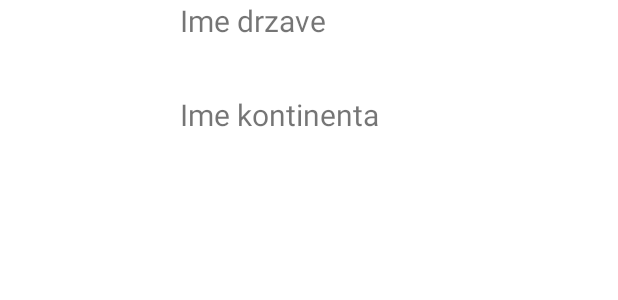
After one commit to Dominik277/RecyclerViewApp, an Android app: the layout jedan_redak.xml on its own in the app's theme, with its tools: preview values and no code run, on a phone screen of 412 x 824 dp. The commit adds this screen. Shown: the top 300 px of the screen. Run offline under Robolectric (Android 15) with nearby library versions, the phone set to English and light mode, and no system bars.

Commit message:
Dodan RecyclerView u activity_main.xml i napravljen custom izgled jednog itema u RecyclerView-u.

```diff
--- a/app/src/main/res/layout/activity_main.xml
+++ b/app/src/main/res/layout/activity_main.xml
@@ -6,13 +6,13 @@
     android:layout_height="match_parent"
     tools:context=".MainActivity">
 
-    <TextView
-        android:layout_width="wrap_content"
-        android:layout_height="wrap_content"
-        android:text="Hello World!"
+    <androidx.recyclerview.widget.RecyclerView
+        android:id="@+id/recycleView"
+        android:layout_width="0dp"
+        android:layout_height="0dp"
         app:layout_constraintBottom_toBottomOf="parent"
-        app:layout_constraintLeft_toLeftOf="parent"
-        app:layout_constraintRight_toRightOf="parent"
+        app:layout_constraintEnd_toEndOf="parent"
+        app:layout_constraintStart_toStartOf="parent"
         app:layout_constraintTop_toTopOf="parent" />
 
 </androidx.constraintlayout.widget.ConstraintLayout>
--- /dev/null
+++ b/app/src/main/res/layout/jedan_redak.xml
@@ -0,0 +1,34 @@
+<?xml version="1.0" encoding="utf-8"?>
+<LinearLayout
+    xmlns:android="http://schemas.android.com/apk/res/android"
+    android:layout_width="match_parent"
+    android:layout_height="match_parent">
+
+
+    <ImageView
+        android:id="@+id/slika"
+        android:layout_width="120dp"
+        android:layout_height="120dp"/>
+
+    <LinearLayout
+        android:layout_width="wrap_content"
+        android:layout_height="wrap_content"
+        android:orientation="vertical">
+
+        <TextView
+            android:id="@+id/imeDrzave"
+            android:layout_width="wrap_content"
+            android:layout_height="wrap_content"
+            android:text="Ime drzave"
+            android:textSize="20dp"/>
+        <TextView
+            android:id="@+id/imeKontinenta"
+            android:layout_width="wrap_content"
+            android:layout_height="wrap_content"
+            android:text="Ime kontinenta"
+            android:textSize="20dp"
+            android:layout_marginTop="35dp"/>
+
+    </LinearLayout>
+
+</LinearLayout>
```
